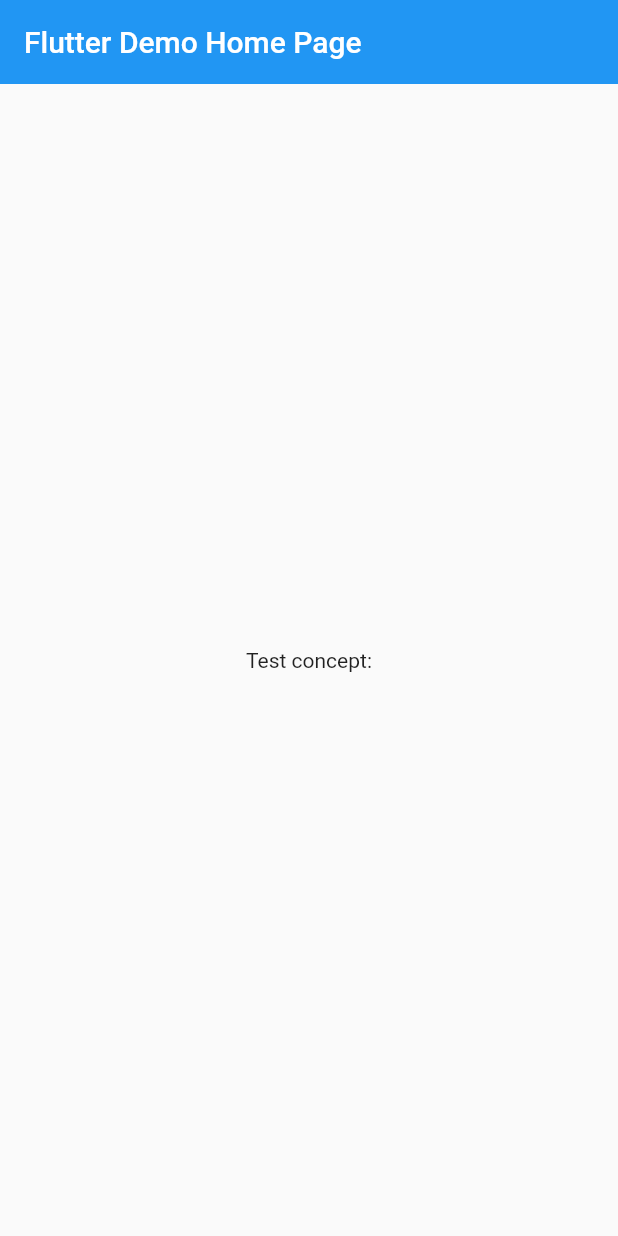
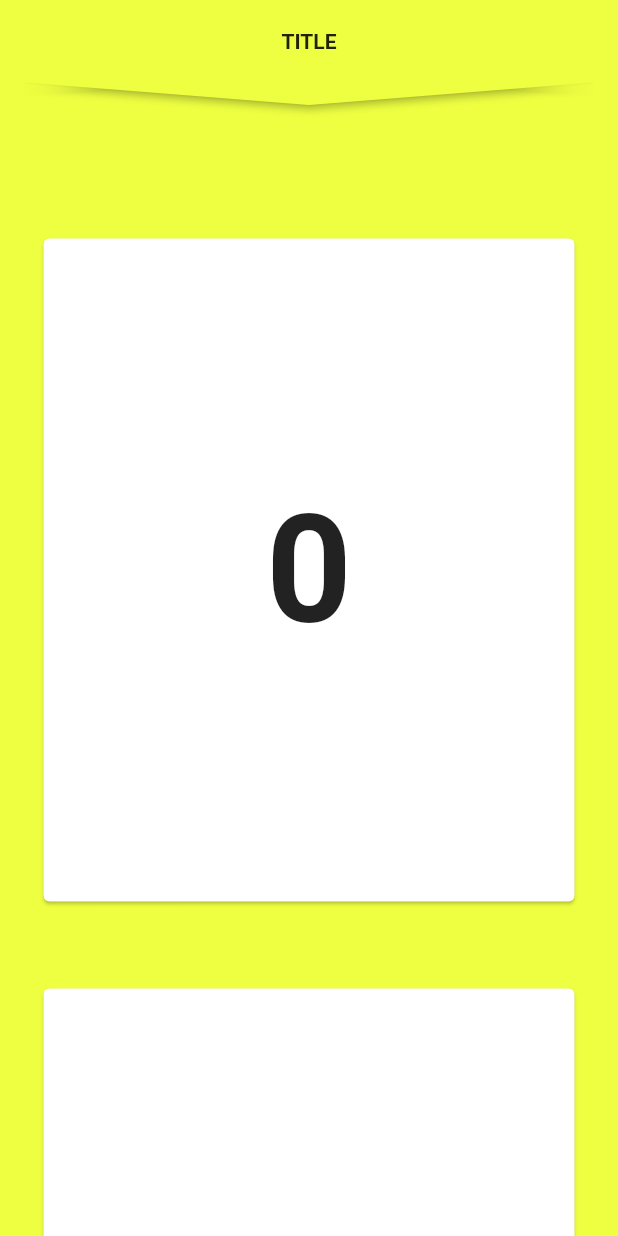
Before and after one commit to capicarbone/flutter_concept_test, a Flutter app: the screen it shows after launch, on a phone screen of 412 x 824 dp. Run offline on Flutter 3.47's test engine with Material 2 defaults, Android fonts, the phone set to English and light mode, and no system bars.

Commit message:
implemented custom topbar with spike. Added test list.

```diff
--- a/lib/main.dart
+++ b/lib/main.dart
@@ -11,15 +11,6 @@ class MyApp extends StatelessWidget {
     return MaterialApp(
       title: 'Flutter Demo',
       theme: ThemeData(
-        // This is the theme of your application.
-        //
-        // Try running your application with "flutter run". You'll see the
-        // application has a blue toolbar. Then, without quitting the app, try
-        // changing the primarySwatch below to Colors.green and then invoke
-        // "hot reload" (press "r" in the console where you ran "flutter run",
-        // or simply save your changes to "hot reload" in a Flutter IDE).
-        // Notice that the counter didn't reset back to zero; the application
-        // is not restarted.
         primarySwatch: Colors.blue,
       ),
       home: MyHomePage(title: 'Flutter Demo Home Page'),
@@ -27,6 +18,83 @@ class MyApp extends StatelessWidget {
   }
 }
 
+class AppBarBottomDecorationPainter extends CustomPainter {
+  Color color;
+
+  AppBarBottomDecorationPainter({this.color = Colors.blue});
+
+  @override
+  void paint(Canvas canvas, Size size) {
+    Paint paint = Paint();
+    paint.color = color;
+    Path path = Path();
+
+    path.moveTo(size.width / 2, 0);
+    path.lineTo(size.width, size.height / 2);
+    path.lineTo(size.width / 2, size.height);
+    path.lineTo(0, size.height / 2);
+
+    path.close();
+
+    canvas.drawShadow(path, Colors.black, 2, false);
+    canvas.drawPath(path, paint);
+
+  }
+
+  @override
+  bool shouldRepaint(covariant CustomPainter oldDelegate) {
+    return true;
+  }
+}
+
+class CustomTopbar extends StatelessWidget {
+
+  String title;
+  Color color;
+  double margin;
+
+  static const double HEIGHT = 70;
+  static const double SPIKE_HEIGHT = 30;
+
+  CustomTopbar({this.title, this.color, this.margin = 25});
+
+  @override
+  Widget build(BuildContext context) {
+
+    var diamondMargin = margin - 8;
+    return Container(
+      width: double.infinity,
+      height: HEIGHT,
+      child: LayoutBuilder(
+        builder: (BuildContext context, BoxConstraints constraints) => Stack(
+
+          children: [
+
+
+          Positioned(
+            bottom: 0,
+            height: SPIKE_HEIGHT,
+            left: diamondMargin,
+            width: constraints.maxWidth - (diamondMargin * 2),
+            child: CustomPaint(
+              painter: AppBarBottomDecorationPainter(color: Colors.limeAccent),
+            ),
+          ),
+          Stack(
+            alignment: Alignment.center,
+            children: [
+              Container(
+                color: color,
+                height: HEIGHT - (SPIKE_HEIGHT / 2),
+              ),
+              Text(title.toUpperCase(), style: TextStyle(fontWeight: FontWeight.bold, ),)
+            ],
+          ),
+        ],),
+      ),
+    );
+  }
+}
 
 
 class MyHomePage extends StatelessWidget {
@@ -36,47 +104,41 @@ class MyHomePage extends StatelessWidget {
 
   @override
   Widget build(BuildContext context) {
-    // This method is rerun every time setState is called, for instance as done
-    // by the _incrementCounter method above.
-    //
-    // The Flutter framework has been optimized to make rerunning build methods
-    // fast, so that you can just rebuild anything that needs updating rather
-    // than having to individually change instances of widgets.
+    final double margin = 25;
+    final screenSize = MediaQuery.of(context).size;
+    final listHeight = screenSize.height - CustomTopbar.HEIGHT;
+
     return Scaffold(
-      appBar: AppBar(
-        title: Text(title),
-        elevation: 0,
-      ),
-      body: Center(
-        // Center is a layout widget. It takes a single child and positions it
-        // in the middle of the parent.
-        child: Column(
-          // Column is also a layout widget. It takes a list of children and
-          // arranges them vertically. By default, it sizes itself to fit its
-          // children horizontally, and tries to be as tall as its parent.
-          //
-          // Invoke "debug painting" (press "p" in the console, choose the
-          // "Toggle Debug Paint" action from the Flutter Inspector in Android
-          // Studio, or the "Toggle Debug Paint" command in Visual Studio Code)
-          // to see the wireframe for each widget.
-          //
-          // Column has various properties to control how it sizes itself and
-          // how it positions its children. Here we use mainAxisAlignment to
-          // center the children vertically; the main axis here is the vertical
-          // axis because Columns are vertical (the cross axis would be
-          // horizontal).
-          mainAxisAlignment: MainAxisAlignment.center,
-          children: <Widget>[
-            Container(
+      backgroundColor: Colors.limeAccent,
+      body: SafeArea(
+        child: Container(
+          height: double.infinity,
+          child: Stack(
+            children: [
 
-              child: CustomPaint(
+              Positioned(
+                bottom: 0,
+                width: screenSize.width,
+                height: listHeight,
+                child: ListView.builder(
+                  padding: EdgeInsets.only(top: 60),
+                  itemCount: 10,
+                    itemBuilder: (BuildContext context, int index) => SizedBox(
+                      width: double.infinity,
+                      height: 500,
+                      child: Padding(
+                        padding: EdgeInsets.all(margin),
+                        child: Card(
+                          child: Center(child: Text(index.toString(), style: TextStyle(fontWeight: FontWeight.bold, fontSize: 100),)),
 
+                        ),
+                      ),
+                    )),
               ),
-            ),
-            Text(
-              'Test concept:',
-            )
-          ],
+              CustomTopbar(title: "Title", color: Colors.limeAccent, margin: margin,),
+
+            ],
+          ),
         ),
       ),
     );
```
